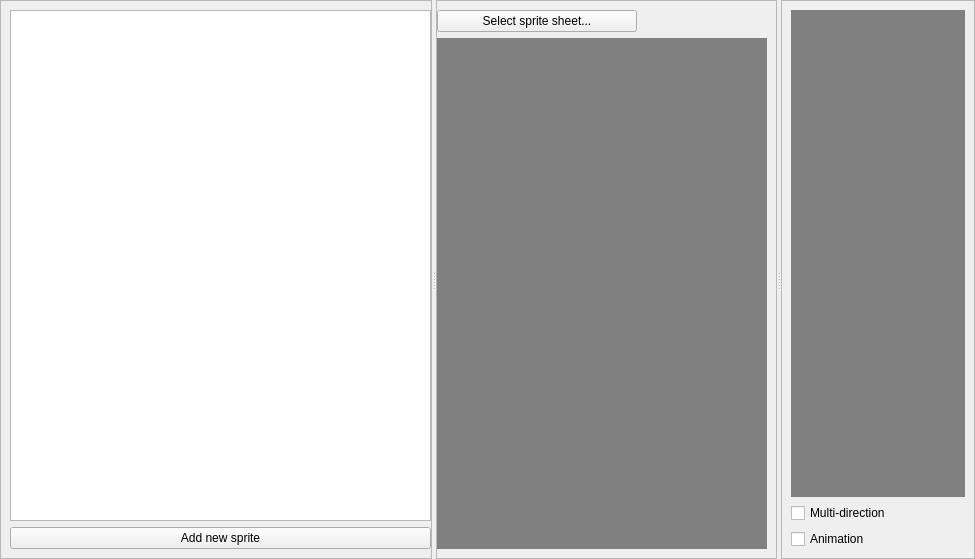
First picture: the form in forms/spritesWidget.ui, repository PtiLuky/dummyeditor, before the edit.
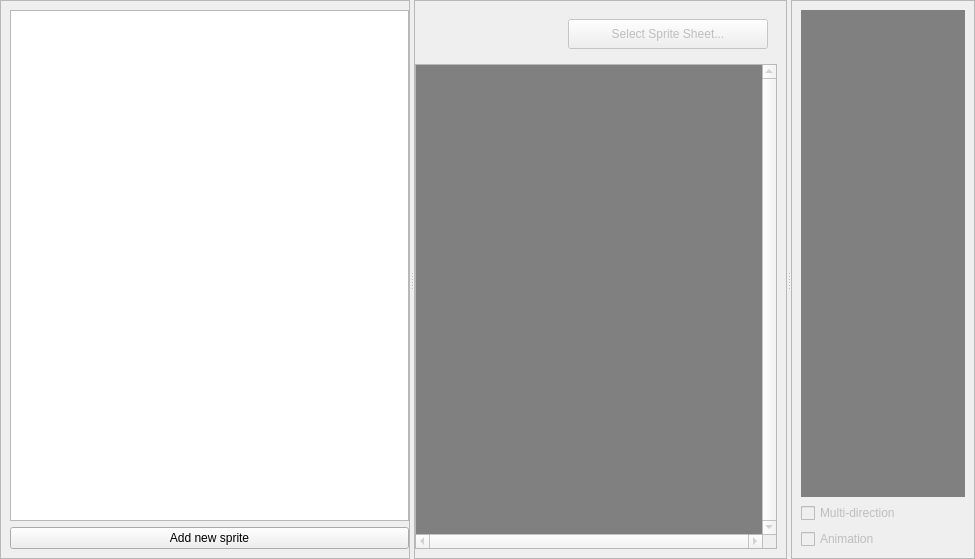
Second picture: the form after the edit.

Commit message: See sprites list + change the spritesheet associated to the sprite

```diff
--- a/forms/spritesWidget.ui
+++ b/forms/spritesWidget.ui
@@ -46,7 +46,7 @@
         <number>0</number>
        </property>
        <item>
-        <widget class="QListView" name="list_sprites">
+        <widget class="QListWidget" name="list_sprites">
          <property name="editTriggers">
           <set>QAbstractItemView::NoEditTriggers</set>
          </property>
@@ -68,6 +68,9 @@
       </layout>
      </widget>
      <widget class="QFrame" name="panel_drawSprite">
+      <property name="enabled">
+       <bool>false</bool>
+      </property>
       <property name="frameShape">
        <enum>QFrame::StyledPanel</enum>
       </property>
@@ -79,6 +82,33 @@
         <number>0</number>
        </property>
        <item>
+        <widget class="QWidget" name="horizontalWidget" native="true">
+         <property name="sizePolicy">
+          <sizepolicy hsizetype="Preferred" vsizetype="Fixed">
+           <horstretch>0</horstretch>
+           <verstretch>0</verstretch>
+          </sizepolicy>
+         </property>
+         <layout class="QHBoxLayout" name="horizontalLayout_2">
+          <item>
+           <widget class="QLabel" name="label">
+            <property name="sizePolicy">
+             <sizepolicy hsizetype="Preferred" vsizetype="Fixed">
+              <horstretch>0</horstretch>
+              <verstretch>0</verstretch>
+             </sizepolicy>
+            </property>
+            <property name="font">
+             <font>
+              <italic>true</italic>
+             </font>
+            </property>
+            <property name="text">
+             <string/>
+            </property>
+           </widget>
+          </item>
+          <item>
         <widget class="QPushButton" name="btn_loadImage">
          <property name="sizePolicy">
           <sizepolicy hsizetype="Fixed" vsizetype="Fixed">
@@ -89,27 +119,75 @@
          <property name="minimumSize">
           <size>
            <width>200</width>
-           <height>0</height>
+              <height>30</height>
           </size>
          </property>
          <property name="text">
-          <string>Select sprite sheet...</string>
+             <string>Select Sprite Sheet...</string>
          </property>
         </widget>
        </item>
+         </layout>
+        </widget>
+       </item>
+       <item>
+        <widget class="QScrollArea" name="scrollArea">
+         <property name="verticalScrollBarPolicy">
+          <enum>Qt::ScrollBarAlwaysOn</enum>
+         </property>
+         <property name="horizontalScrollBarPolicy">
+          <enum>Qt::ScrollBarAlwaysOn</enum>
+         </property>
+         <property name="widgetResizable">
+          <bool>true</bool>
+         </property>
+         <widget class="QWidget" name="scrollAreaWidgetContents">
+          <property name="geometry">
+           <rect>
+            <x>0</x>
+            <y>0</y>
+            <width>410</width>
+            <height>466</height>
+           </rect>
+          </property>
+          <property name="styleSheet">
+           <string notr="true">background:grey</string>
+          </property>
+          <layout class="QHBoxLayout" name="horizontalLayout_3">
        <item>
         <widget class="QLabel" name="image_center">
+             <property name="sizePolicy">
+              <sizepolicy hsizetype="Fixed" vsizetype="Fixed">
+               <horstretch>0</horstretch>
+               <verstretch>0</verstretch>
+              </sizepolicy>
+             </property>
+             <property name="font">
+              <font>
+               <italic>true</italic>
+              </font>
+             </property>
          <property name="styleSheet">
           <string notr="true">background:grey</string>
          </property>
          <property name="text">
           <string/>
          </property>
+             <property name="alignment">
+              <set>Qt::AlignCenter</set>
+             </property>
+            </widget>
+           </item>
+          </layout>
+         </widget>
         </widget>
        </item>
       </layout>
      </widget>
      <widget class="QFrame" name="panel_preview">
+      <property name="enabled">
+       <bool>false</bool>
+      </property>
       <property name="frameShape">
        <enum>QFrame::StyledPanel</enum>
       </property>
```
Lines whose indentation alone changed are shown as unchanged. The commit also changes 6 other files.
